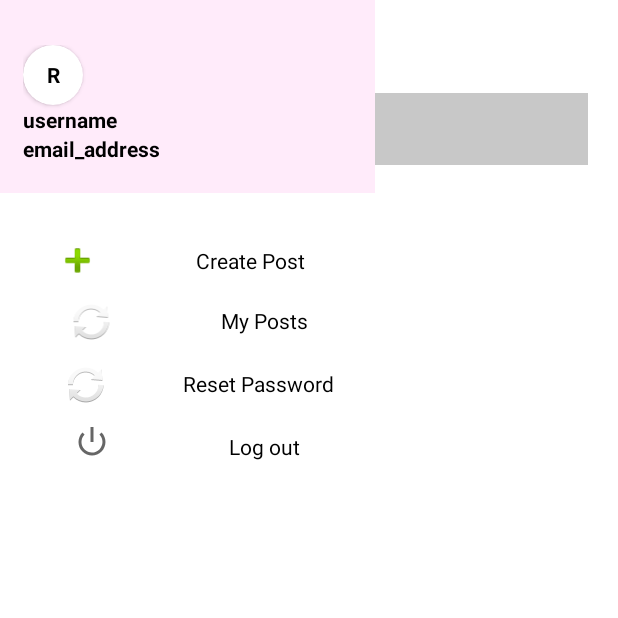
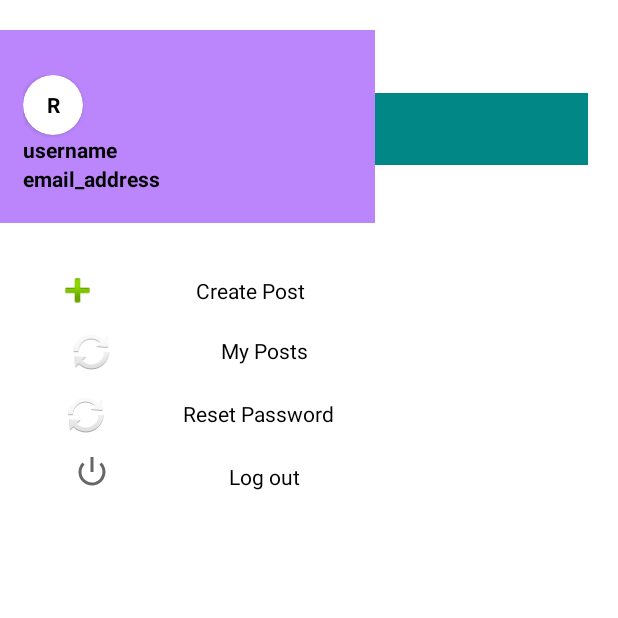
Before and after one commit to amithasan012/Mobile_Applications, an Android app built with Jetpack Compose: the FeedActivity screen opened directly, with no data from a screen before it, on a phone screen of 412 x 824 dp, the top half of it. Run offline under Robolectric (Android 15) with nearby library versions, the phone set to English and light mode, and no system bars.

Commit message:
Reset Password activity and feed activity updated

```diff
--- a/app/src/main/res/layout/activity_create_post.xml
+++ b/app/src/main/res/layout/activity_create_post.xml
@@ -11,7 +11,8 @@
         android:layout_width="match_parent"
         android:layout_height="match_parent"
         android:orientation="vertical"
-        android:padding="25dp">
+        android:padding="25dp"
+        android:background="@color/white">
 
         <TextView
             android:id="@+id/textView5"
@@ -49,6 +50,8 @@
             android:ems="10"
             android:gravity="start|top"
             android:hint="write a caption"
+            android:textColor="@color/black"
+            android:textColorHint="@color/black"
             android:inputType="textMultiLine"
             android:maxLines="5"
             android:padding="10dp"
@@ -62,6 +65,7 @@
             android:layout_marginBottom="20dp"
             android:layout_width="wrap_content"
             android:layout_height="wrap_content"
+            android:textColor="@color/black"
             android:text="0/100" />
 
         <Button
--- a/app/src/main/res/layout/activity_feed.xml
+++ b/app/src/main/res/layout/activity_feed.xml
@@ -11,7 +11,8 @@
         android:layout_width="match_parent"
         android:layout_height="match_parent"
         android:orientation="vertical"
-        android:layout_margin="20dp">
+        android:layout_margin="20dp"
+        android:background="@color/white">
 
         <LinearLayout
             android:layout_width="match_parent"
@@ -43,7 +44,7 @@
             android:layout_width="match_parent"
             android:layout_height="wrap_content"
             android:layout_weight="0"
-            android:background="@color/cardview_shadow_start_color"
+            android:background="@color/teal_700"
             />
         <androidx.recyclerview.widget.RecyclerView
             android:layout_width="match_parent"
@@ -58,13 +59,15 @@
         <LinearLayout
             android:layout_width="match_parent"
             android:layout_height="match_parent"
-            android:orientation="vertical">
+            android:orientation="vertical"
+            android:layout_marginTop="20dp"
+            android:layout_marginBottom="20dp">
 
             <LinearLayout
                 android:layout_width="match_parent"
                 android:layout_height="wrap_content"
                 android:orientation="vertical"
-                android:background="@color/material_dynamic_tertiary95"
+                android:background="@color/purple_200"
                 android:paddingTop="30dp"
                 android:paddingLeft="15dp"
                 android:paddingBottom="20dp"
@@ -135,7 +138,8 @@
                         android:text="Create Post"
                         android:textColor="@color/black"
                         android:gravity="center"
-                        android:layout_marginTop="5dp"/>
+                        android:layout_marginTop="5dp"
+                        android:onClick="createPost"/>
 
 
                 </LinearLayout>
@@ -164,7 +168,8 @@
                         android:text="My Posts"
                         android:textColor="@color/black"
                         android:gravity="center"
-                        android:layout_marginTop="5dp"/>
+                        android:layout_marginTop="5dp"
+                        android:onClick="myPosts"/>
                 </LinearLayout>
 
                 <LinearLayout
@@ -191,7 +196,8 @@
                         android:text="Reset Password"
                         android:textColor="@color/black"
                         android:gravity="center"
-                        android:layout_marginTop="5dp"/>
+                        android:layout_marginTop="5dp"
+                        android:onClick="resetPassword"/>
                 </LinearLayout>
 
                 <LinearLayout
@@ -215,7 +221,8 @@
                         android:gravity="center"
                         android:text="Log out"
                         android:textColor="@color/black"
-                        android:layout_marginTop="5dp"/>
+                        android:layout_marginTop="5dp"
+                        android:onClick="loginUser"/>
                 </LinearLayout>
             </LinearLayout>
         </LinearLayout>
--- a/app/src/main/res/layout/activity_my_posts.xml
+++ b/app/src/main/res/layout/activity_my_posts.xml
@@ -11,7 +11,8 @@
         android:layout_width="match_parent"
         android:layout_height="match_parent"
         android:orientation="vertical"
-        android:padding="25dp">
+        android:padding="25dp"
+        android:background="@color/white">
 
         <TextView
             android:id="@+id/textView8"
--- a/app/src/main/res/layout/items_feed.xml
+++ b/app/src/main/res/layout/items_feed.xml
@@ -7,7 +7,8 @@
         android:layout_width="match_parent"
         android:layout_height="match_parent"
         android:orientation="vertical"
-        android:padding="30dp">
+        android:padding="30dp"
+        android:background="@color/white">
 
 
         <LinearLayout
--- a/app/src/main/res/layout/posts.xml
+++ b/app/src/main/res/layout/posts.xml
@@ -8,7 +8,8 @@
         android:layout_width="match_parent"
         android:layout_height="match_parent"
         android:orientation="vertical"
-        android:padding="30dp">
+        android:padding="30dp"
+        android:background="@color/white">
 
 
         <LinearLayout
@@ -79,6 +80,8 @@
             android:layout_height="wrap_content"
             android:ems="10"
             android:hint="write a caption"
+            android:textColor="@color/black"
+            android:textColorHint="@color/black"
             android:gravity="start|top"
             android:inputType="textMultiLine" />
 
```
Also changed, not shown: app/src/main/java/com/example/food_reviews/FeedActivity.kt (+15 -0 lines), app/src/main/java/com/example/food_reviews/ResetPasswordActivity.kt (+65 -8 lines), app/src/main/res/layout/activity_login.xml (+8 -1 lines), app/src/main/res/layout/activity_register.xml (+11 -1 lines), app/src/main/res/layout/activity_reset_password.xml (+17 -5 lines).
